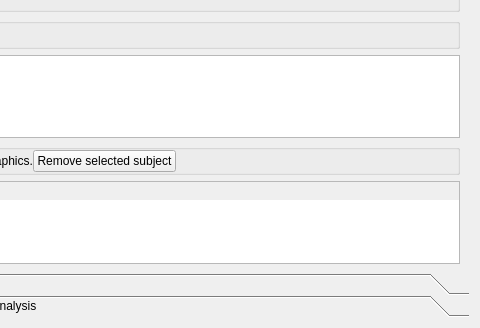
Qt form tracking/vbc_dialog.ui (frankyeh/DSI-Studio) before a commit; both pictures show x 174 to 654 and y 164 to 492 of the 654 by 492 pixel window.
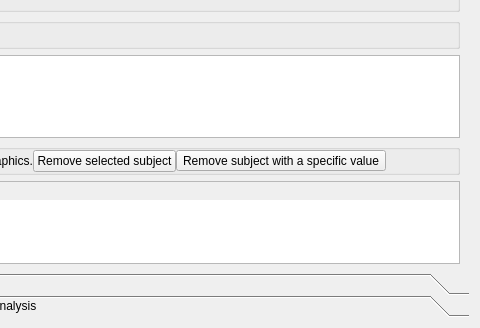
The same form after that commit. The open tabs and pages were chosen to show the change. Icons and pictures are not drawn. Custom widgets are drawn as their Qt base class.

The edit to the form file:
```diff
--- a/tracking/vbc_dialog.ui
+++ b/tracking/vbc_dialog.ui
@@ -492,6 +492,20 @@
                  </property>
                 </widget>
                </item>
+               <item>
+                <widget class="QToolButton" name="remove_subject2">
+                 <property name="text">
+                  <string>Remove subject with a specific value</string>
+                 </property>
+                 <property name="icon">
+                  <iconset resource="../icons.qrc">
+                   <normaloff>:/icons/icons/delete.xpm</normaloff>:/icons/icons/delete.xpm</iconset>
+                 </property>
+                 <property name="toolButtonStyle">
+                  <enum>Qt::ToolButtonTextBesideIcon</enum>
+                 </property>
+                </widget>
+               </item>
                <item>
                 <spacer name="horizontalSpacer_4">
                  <property name="orientation">
```
Left out of the diff: 9 changed lines with no effect on the pictures.
